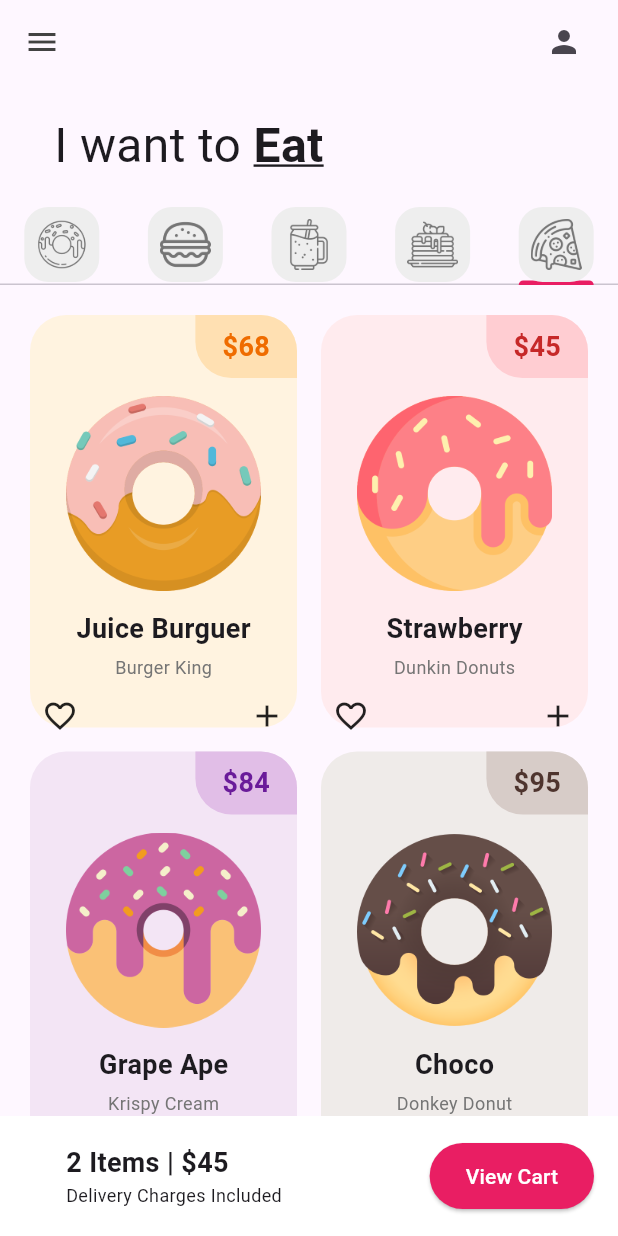
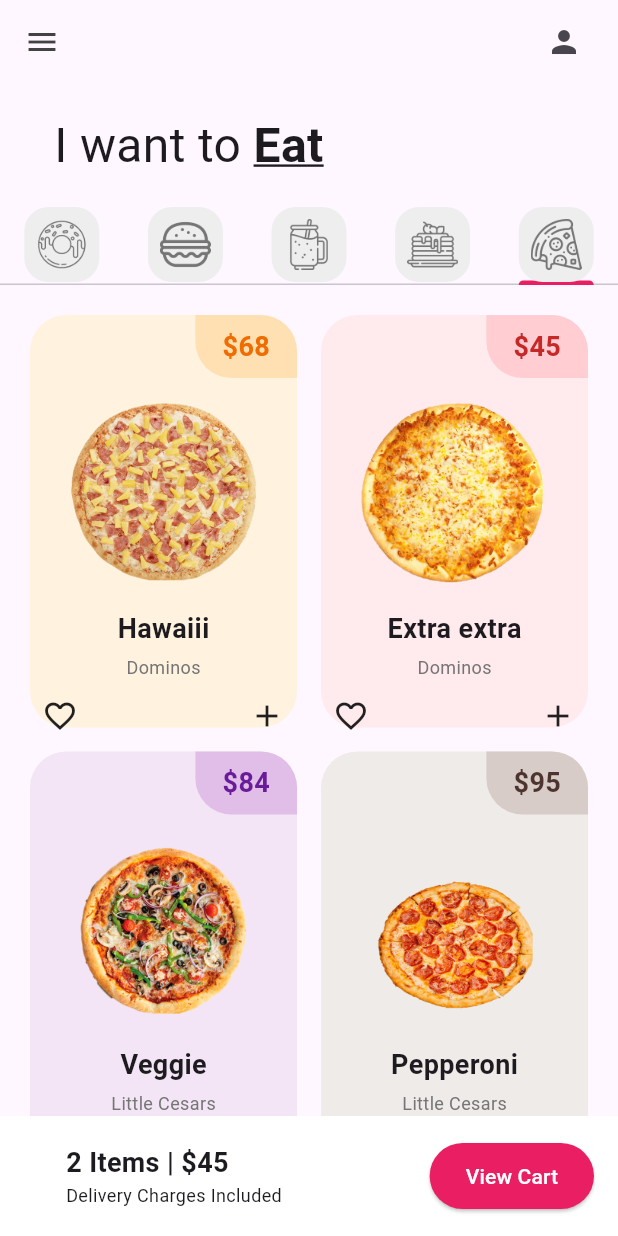
Before and after one commit to Sastermin/donut_app_2a_gonzalez, a Flutter app: the screen it shows after launch, tab 5 chosen, on a phone screen of 412 x 824 dp. Run offline on Flutter 3.47's test engine with Material 3 defaults, Android fonts, the phone set to English and light mode, and no system bars.

Commit message:
Images Only

```diff
--- a/lib/tabs/pancakes_tab.dart
+++ b/lib/tabs/pancakes_tab.dart
@@ -6,14 +6,14 @@ class PancakesTab extends StatelessWidget {
   //Lista de donas
   final List donutsOnSale = [
     // [ donutFlavor, donutStore, donutPrice, donutColor, imageName ]
-   ["Ice Cream","Krispy Cream", "36", Colors.blue, "lib/images/icecream_donut.png"],
-   ["Strawberry", "Dunkin Donuts", "45", Colors.red, "lib/images/strawberry_donut.png"],
-   ["Grape Ape", "Krispy Cream", "84", Colors.purple, "lib/images/grape_donut.png"],
-   ["Choco", "Donkey Donut", "95", Colors.brown, "lib/images/chocolate_donut.png"],
-   ["Platano", "Donkey Donut", "60", Colors.brown, "lib/images/chocolate_donut.png"],
-   ["Limon", "Krispy Cream", "78", Colors.purple, "lib/images/grape_donut.png"],
-   ["Carlos V", "Krispy Cream", "99", Colors.purple, "lib/images/grape_donut.png"],
-   ["Crunchy","Krispy Cream", "81", Colors.blue, "lib/images/icecream_donut.png"],
+   ["Natural","I-HOP", "36", Colors.yellow, "lib/images/natural.png"],
+   ["Strawberry", "I-HOP", "45", Colors.red, "lib/images/fresahot.png"],
+   ["Chocolate", "I-HOP", "84", Colors.brown, "lib/images/chocolate.png"],
+   ["Hot-Banana", "I-HOP", "95", Colors.yellow, "lib/images/hotplatano.png"],
+   ["Hot-Tower", "I HOP", "60", Colors.brown, "lib/images/hotower.png"],
+   ["Hot-Cupcake", "I-HOP", "78", Colors.purple, "lib/images/colores.png"],
+   ["Hot-Pay", "I-HOP", "99", Colors.purple, "lib/images/pay.png"],
+   ["Hot-Hershey","I-HOP", "81", Colors.yellow, "lib/images/hershey.png"],
 
   ];
   PancakesTab ({super.key});
--- a/lib/tabs/pizza_tab.dart
+++ b/lib/tabs/pizza_tab.dart
@@ -6,14 +6,14 @@ class PizzaTab extends StatelessWidget {
   //Lista de donas
   final List donutsOnSale = [
     // [ donutFlavor, donutStore, donutPrice, donutColor, imageName ]
-   ["Juice Burguer","Burger King", "68", Colors.orange, "lib/images/icecream_donut.png"],
-   ["Strawberry", "Dunkin Donuts", "45", Colors.red, "lib/images/strawberry_donut.png"],
-   ["Grape Ape", "Krispy Cream", "84", Colors.purple, "lib/images/grape_donut.png"],
-   ["Choco", "Donkey Donut", "95", Colors.brown, "lib/images/chocolate_donut.png"],
-   ["Platano", "Donkey Donut", "60", Colors.brown, "lib/images/chocolate_donut.png"],
-   ["Limon", "Krispy Cream", "78", Colors.purple, "lib/images/grape_donut.png"],
-   ["Carlos V", "Krispy Cream", "99", Colors.purple, "lib/images/grape_donut.png"],
-   ["Crunchy","Krispy Cream", "81", Colors.blue, "lib/images/icecream_donut.png"],
+   ["Hawaiii","Dominos", "68", Colors.orange, "lib/images/hawai.png"],
+   ["Extra extra", "Dominos", "45", Colors.red, "lib/images/extra.png"],
+   ["Veggie", "Little Cesars", "84", Colors.purple, "lib/images/vegie.png"],
+   ["Pepperoni", "Little Cesars", "95", Colors.brown, "lib/images/pepe.png"],
+   ["Margarita", "Dominos", "60", Colors.brown, "lib/images/marga.png"],
+   ["Carnívora", "Little Cesars", "78", Colors.purple, "lib/images/carni.png"],
+   ["Napolitana", "Little Cesars", "99", Colors.purple, "lib/images/napo.png"],
+   ["Champ","Dominos", "81", Colors.blue, "lib/images/champi.png"],
 
   ];
   PizzaTab ({super.key});
```
Also changed, not shown: lib/images/carni.png (added), lib/images/champi.png (added), lib/images/chocolate.png (added), lib/images/colores.png (added), lib/images/extra.png (added), lib/images/fresahot.png (added), lib/images/hawai.png (added), lib/images/hershey.png (added), lib/images/hotower.png (added), lib/images/hotplatano.png (added), lib/images/marga.png (added), lib/images/napo.png (added), lib/images/natural.png (added), lib/images/pay.png (added), 2 more files.
